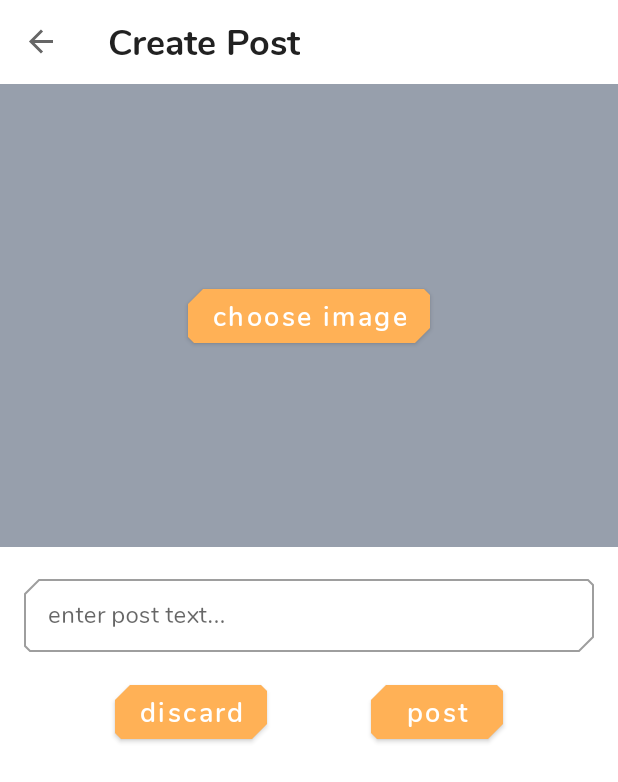
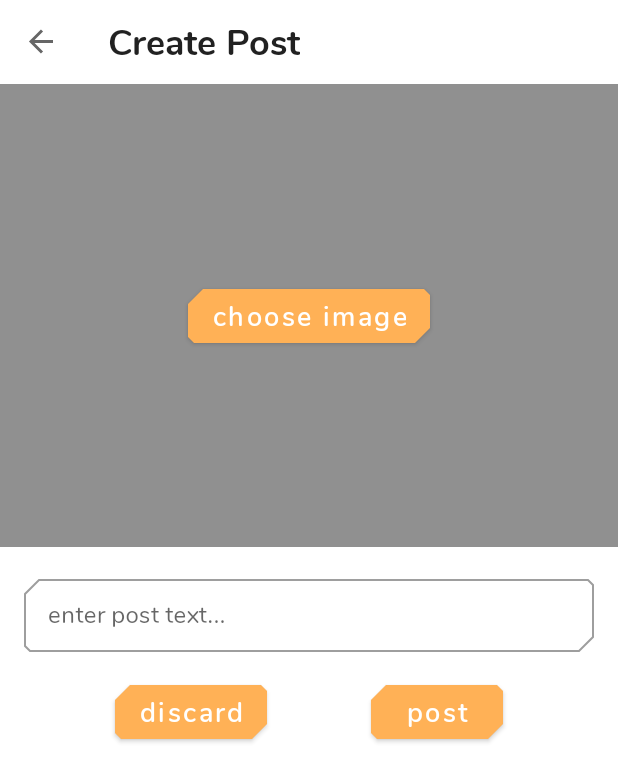
Before and after one commit to 13yadav/android-social-media, an Android app: the CreatePostFragment screen opened through its navigation route, on a phone screen of 412 x 824 dp. Shown: the top 782 px of the screen. Run offline under Robolectric (Android 15) with nearby library versions, the light colour scheme and no system bars; our stand-ins replace Dagger/Hilt's generated code, Firebase (no records; nobody signed in at launch, a user with empty details on screens opened directly), navigation-ui; libraries missing offline, so code that uses them is left out: com.theartofdev.edmodo; pictures from the network do not load; 6 statements that could not run were skipped.

Commit message:
bug fixes & changes

```diff
--- a/app/src/main/java/com/strangecoder/socialmedia/ui/auth/fragments/LoginFragment.kt
+++ b/app/src/main/java/com/strangecoder/socialmedia/ui/auth/fragments/LoginFragment.kt
@@ -48,9 +48,11 @@ class LoginFragment : Fragment() {
         viewModel.loginStatus.observe(viewLifecycleOwner, EventObserver(
             onLoading = {
                 binding.loginProgressBar.isVisible = true
+                binding.btnLogin.isVisible = false
             },
             onError = {
                 binding.loginProgressBar.isVisible = false
+                binding.btnLogin.isVisible = true
                 snackBar(it)
             },
             onSuccess = {
--- a/app/src/main/java/com/strangecoder/socialmedia/ui/auth/fragments/RegisterFragment.kt
+++ b/app/src/main/java/com/strangecoder/socialmedia/ui/auth/fragments/RegisterFragment.kt
@@ -53,10 +53,12 @@ class RegisterFragment : Fragment() {
         viewModel.registerStatus.observe(viewLifecycleOwner, EventObserver(
             onError = {
                 binding.registerProgressBar.isVisible = false
+                binding.btnRegister.isVisible = true
                 snackBar(it)
             },
             onLoading = {
                 binding.registerProgressBar.isVisible = true
+                binding.btnRegister.isVisible = false
             },
             onSuccess = {
                 binding.registerProgressBar.isVisible = false
--- a/app/src/main/java/com/strangecoder/socialmedia/ui/main/fragments/CreatePostFragment.kt
+++ b/app/src/main/java/com/strangecoder/socialmedia/ui/main/fragments/CreatePostFragment.kt
@@ -93,6 +93,9 @@ class CreatePostFragment : Fragment() {
                 viewModel.createPost(uri, binding.etPostDescription.text.toString())
             } ?: snackBar(getString(R.string.error_no_image_chosen))
         }
+        binding.btnDiscard.setOnClickListener {
+            findNavController().popBackStack()
+        }
     }
 
     private fun subscribeToObservers() {
@@ -105,9 +108,13 @@ class CreatePostFragment : Fragment() {
         viewModel.createPostStatus.observe(viewLifecycleOwner, EventObserver(
             onLoading = {
                 binding.createPostProgressBar.isVisible = true
+                binding.btnDiscard.isVisible = false
+                binding.btnPost.isVisible = false
             },
             onError = {
                 binding.createPostProgressBar.isVisible = false
+                binding.btnDiscard.isVisible = true
+                binding.btnPost.isVisible = true
                 snackBar(it)
             },
             onSuccess = {
--- a/app/src/main/java/com/strangecoder/socialmedia/ui/main/fragments/HomeFragment.kt
+++ b/app/src/main/java/com/strangecoder/socialmedia/ui/main/fragments/HomeFragment.kt
@@ -3,6 +3,7 @@ package com.strangecoder.socialmedia.ui.main.fragments
 import android.os.Bundle
 import android.view.View
 import android.widget.ProgressBar
+import android.widget.TextView
 import androidx.fragment.app.viewModels
 import com.strangecoder.socialmedia.R
 import com.strangecoder.socialmedia.databinding.FragmentHomeBinding
@@ -23,6 +24,9 @@ class HomeFragment : BasePostFragment<FragmentHomeBinding>() {
             return vm
         }
 
+    override val errorTextView: TextView
+        get() = binding.tvError
+
     override fun getFragmentView() = R.layout.fragment_home
 
     override fun onViewCreated(view: View, savedInstanceState: Bundle?) {
--- a/app/src/main/java/com/strangecoder/socialmedia/ui/main/fragments/OthersProfileFragment.kt
+++ b/app/src/main/java/com/strangecoder/socialmedia/ui/main/fragments/OthersProfileFragment.kt
@@ -4,6 +4,7 @@ import android.os.Bundle
 import android.view.View
 import androidx.core.view.isVisible
 import androidx.navigation.fragment.navArgs
+import com.google.android.material.transition.MaterialSharedAxis
 import com.strangecoder.socialmedia.R
 import com.strangecoder.socialmedia.data.entities.User
 import com.strangecoder.socialmedia.other.EventObserver
@@ -20,6 +21,8 @@ class OthersProfileFragment : ProfileFragment() {
     override fun onCreate(savedInstanceState: Bundle?) {
         super.onCreate(savedInstanceState)
         setHasOptionsMenu(false)
+        enterTransition = MaterialSharedAxis(MaterialSharedAxis.X, true)
+        exitTransition = MaterialSharedAxis(MaterialSharedAxis.X, false)
     }
 
     override fun onViewCreated(view: View, savedInstanceState: Bundle?) {
--- a/app/src/main/java/com/strangecoder/socialmedia/ui/main/fragments/ProfileFragment.kt
+++ b/app/src/main/java/com/strangecoder/socialmedia/ui/main/fragments/ProfileFragment.kt
@@ -6,6 +6,7 @@ import android.view.MenuInflater
 import android.view.MenuItem
 import android.view.View
 import android.widget.ProgressBar
+import android.widget.TextView
 import androidx.core.view.isVisible
 import androidx.fragment.app.viewModels
 import androidx.navigation.fragment.findNavController
@@ -30,6 +31,9 @@ open class ProfileFragment : BasePostFragment<FragmentProfileBinding>() {
             val vm: ProfileViewModel by viewModels()
             return vm
         }
+
+    override val errorTextView: TextView
+        get() = binding.tvError
 
     override fun getFragmentView() = R.layout.fragment_profile
 
--- a/app/src/main/java/com/strangecoder/socialmedia/ui/main/fragments/base/BasePostFragment.kt
+++ b/app/src/main/java/com/strangecoder/socialmedia/ui/main/fragments/base/BasePostFragment.kt
@@ -5,6 +5,7 @@ import android.view.LayoutInflater
 import android.view.View
 import android.view.ViewGroup
 import android.widget.ProgressBar
+import android.widget.TextView
 import androidx.core.view.isVisible
 import androidx.databinding.DataBindingUtil
 import androidx.databinding.ViewDataBinding
@@ -14,6 +15,7 @@ import com.bumptech.glide.RequestManager
 import com.google.firebase.auth.FirebaseAuth
 import com.strangecoder.socialmedia.R
 import com.strangecoder.socialmedia.other.EventObserver
+import com.strangecoder.socialmedia.ui.MainActivity
 import com.strangecoder.socialmedia.ui.main.adapters.PostsAdapter
 import com.strangecoder.socialmedia.ui.main.adapters.UserAdapter
 import com.strangecoder.socialmedia.ui.main.dialogs.DeletePostDialog
@@ -35,6 +37,8 @@ abstract class BasePostFragment<T : ViewDataBinding> : Fragment() {
     protected abstract val postProgressBar: ProgressBar
 
     protected abstract val basePostViewModel: BasePostViewModel
+
+    protected abstract val errorTextView: TextView
 
     private var currentLikedIndex: Int? = null
 
@@ -58,11 +62,24 @@ abstract class BasePostFragment<T : ViewDataBinding> : Fragment() {
         super.onViewCreated(view, savedInstanceState)
         subscribeToObservers()
 
+        postsAdapter.setOnUserClickListener { uid ->
+            if (uid == FirebaseAuth.getInstance().uid!!) {
+                (requireActivity() as MainActivity).bottomNav.selectedItemId = R.id.profileFragment
+                return@setOnUserClickListener
+            }
+            findNavController().navigate(
+                R.id.action_global_to_othersProfileFragment,
+                Bundle().apply {
+                    putString("uid", uid)
+                })
+        }
+
         postsAdapter.setOnLikeClickListener { post, i ->
             currentLikedIndex = i
             post.isLiked = !post.isLiked
             basePostViewModel.toggleLikeForPost(post)
         }
+
         postsAdapter.setOnDeletePostClickListener { post ->
             DeletePostDialog().apply {
                 setPositiveListener {
@@ -114,7 +131,20 @@ abstract class BasePostFragment<T : ViewDataBinding> : Fragment() {
         basePostViewModel.likedByUsers.observe(viewLifecycleOwner, EventObserver(
             onError = { snackBar(it) }
         ) { users ->
-            val userAdapter = UserAdapter(glide)
+            val userAdapter = UserAdapter(glide).apply {
+                setOnUserClickListener { user ->
+                    if (user.uid == FirebaseAuth.getInstance().uid!!) {
+                        (requireActivity() as MainActivity).bottomNav.selectedItemId =
+                            R.id.profileFragment
+                        return@setOnUserClickListener
+                    }
+                    findNavController().navigate(
+                        R.id.action_global_to_othersProfileFragment,
+                        Bundle().apply {
+                            putString("uid", user.uid)
+                        })
+                }
+            }
             userAdapter.users = users
             LikedByDialog(userAdapter).show(childFragmentManager, null)
         })
@@ -128,12 +158,18 @@ abstract class BasePostFragment<T : ViewDataBinding> : Fragment() {
         basePostViewModel.posts.observe(viewLifecycleOwner, EventObserver(
             onError = {
                 postProgressBar.isVisible = false
+                errorTextView.isVisible = true
                 snackBar(it)
             },
             onLoading = {
+                errorTextView.isVisible = false
                 postProgressBar.isVisible = true
             }
         ) { posts ->
+            if (posts.isEmpty()) {
+                errorTextView.isVisible = true
+            }
+            errorTextView.isVisible = false
             postProgressBar.isVisible = false
             postsAdapter.posts = posts
         })
--- a/app/src/main/res/drawable/ic_embarrassed.xml
+++ b/app/src/main/res/drawable/ic_embarrassed.xml
@@ -1,6 +1,6 @@
 <vector xmlns:android="http://schemas.android.com/apk/res/android"
-    android:width="400dp"
-    android:height="400dp"
+    android:width="200dp"
+    android:height="200dp"
     android:viewportWidth="511.999"
     android:viewportHeight="511.999">
     <path
--- a/app/src/main/res/drawable/ic_heart_outline.xml
+++ b/app/src/main/res/drawable/ic_heart_outline.xml
@@ -1,4 +1,9 @@
-<vector android:height="24dp" android:viewportHeight="412.735"
-    android:viewportWidth="412.735" android:width="24dp" xmlns:android="http://schemas.android.com/apk/res/android">
-    <path android:fillColor="#FF000000" android:pathData="M295.706,35.522C295.706,35.522 295.706,35.522 295.706,35.522c-34.43,-0.184 -67.161,14.937 -89.339,41.273c-22.039,-26.516 -54.861,-41.68 -89.339,-41.273C52.395,35.522 0,87.917 0,152.55C0,263.31 193.306,371.456 201.143,375.636c3.162,2.113 7.286,2.113 10.449,0c7.837,-4.18 201.143,-110.759 201.143,-223.086C412.735,87.917 360.339,35.522 295.706,35.522zM206.367,354.738C176.065,336.975 20.898,242.412 20.898,152.55c0,-53.091 43.039,-96.131 96.131,-96.131c32.512,-0.427 62.938,15.972 80.457,43.363c3.557,4.905 10.418,5.998 15.323,2.44c0.937,-0.68 1.761,-1.503 2.44,-2.44c29.055,-44.435 88.631,-56.903 133.066,-27.848c27.202,17.787 43.575,48.114 43.521,80.615C391.837,243.456 236.669,337.497 206.367,354.738z"/>
+<vector xmlns:android="http://schemas.android.com/apk/res/android"
+    android:width="24dp"
+    android:height="24dp"
+    android:viewportWidth="412.735"
+    android:viewportHeight="412.735">
+    <path
+        android:fillColor="@color/secondaryText"
+        android:pathData="M295.706,35.522C295.706,35.522 295.706,35.522 295.706,35.522c-34.43,-0.184 -67.161,14.937 -89.339,41.273c-22.039,-26.516 -54.861,-41.68 -89.339,-41.273C52.395,35.522 0,87.917 0,152.55C0,263.31 193.306,371.456 201.143,375.636c3.162,2.113 7.286,2.113 10.449,0c7.837,-4.18 201.143,-110.759 201.143,-223.086C412.735,87.917 360.339,35.522 295.706,35.522zM206.367,354.738C176.065,336.975 20.898,242.412 20.898,152.55c0,-53.091 43.039,-96.131 96.131,-96.131c32.512,-0.427 62.938,15.972 80.457,43.363c3.557,4.905 10.418,5.998 15.323,2.44c0.937,-0.68 1.761,-1.503 2.44,-2.44c29.055,-44.435 88.631,-56.903 133.066,-27.848c27.202,17.787 43.575,48.114 43.521,80.615C391.837,243.456 236.669,337.497 206.367,354.738z" />
 </vector>
--- a/app/src/main/res/layout/fragment_comment.xml
+++ b/app/src/main/res/layout/fragment_comment.xml
@@ -30,7 +30,8 @@
         app:layout_constraintEnd_toEndOf="parent"
         app:layout_constraintHorizontal_bias="0.5"
         app:layout_constraintStart_toStartOf="parent"
-        app:layout_constraintTop_toTopOf="parent" />
+        app:layout_constraintTop_toTopOf="parent"
+        tools:visibility="visible" />
 
     <com.google.android.material.textfield.TextInputLayout
         android:id="@+id/tilComment"
--- a/app/src/main/res/layout/fragment_create_post.xml
+++ b/app/src/main/res/layout/fragment_create_post.xml
@@ -66,11 +66,12 @@
         android:id="@+id/createPostProgressBar"
         android:layout_width="wrap_content"
         android:layout_height="wrap_content"
-        android:layout_marginTop="8dp"
+        android:layout_marginTop="24dp"
         android:visibility="gone"
         app:layout_constraintEnd_toEndOf="parent"
         app:layout_constraintStart_toStartOf="parent"
-        app:layout_constraintTop_toBottomOf="@+id/tilPostText" />
+        app:layout_constraintTop_toBottomOf="@+id/tilPostText"
+        tools:visibility="visible" />
 
     <com.google.android.material.button.MaterialButton
         android:id="@+id/btnDiscard"
--- a/app/src/main/res/layout/fragment_login.xml
+++ b/app/src/main/res/layout/fragment_login.xml
@@ -1,6 +1,7 @@
 <?xml version="1.0" encoding="utf-8"?>
 <androidx.constraintlayout.widget.ConstraintLayout xmlns:android="http://schemas.android.com/apk/res/android"
     xmlns:app="http://schemas.android.com/apk/res-auto"
+    xmlns:tools="http://schemas.android.com/tools"
     android:layout_width="match_parent"
     android:layout_height="match_parent">
 
@@ -79,7 +80,7 @@
         android:id="@+id/loginProgressBar"
         android:layout_width="wrap_content"
         android:layout_height="wrap_content"
-        android:layout_marginTop="8dp"
+        android:layout_marginTop="16dp"
         android:visibility="gone"
         app:layout_constraintEnd_toEndOf="parent"
         app:layout_constraintHorizontal_bias="0.5"
--- a/app/src/main/res/layout/fragment_register.xml
+++ b/app/src/main/res/layout/fragment_register.xml
@@ -1,6 +1,7 @@
 <?xml version="1.0" encoding="utf-8"?>
 <androidx.constraintlayout.widget.ConstraintLayout xmlns:android="http://schemas.android.com/apk/res/android"
     xmlns:app="http://schemas.android.com/apk/res-auto"
+    xmlns:tools="http://schemas.android.com/tools"
     android:layout_width="match_parent"
     android:layout_height="match_parent">
 
@@ -108,12 +109,13 @@
         android:id="@+id/registerProgressBar"
         android:layout_width="wrap_content"
         android:layout_height="wrap_content"
-        android:layout_marginTop="8dp"
+        android:layout_marginTop="16dp"
         android:visibility="gone"
         app:layout_constraintEnd_toEndOf="parent"
         app:layout_constraintHorizontal_bias="0.5"
         app:layout_constraintStart_toStartOf="parent"
-        app:layout_constraintTop_toBottomOf="@+id/tilRepeatPassword" />
+        app:layout_constraintTop_toBottomOf="@+id/tilRepeatPassword"
+        tools:visibility="visible" />
 
     <com.google.android.material.button.MaterialButton
         android:id="@+id/btnRegister"
--- a/app/src/main/res/layout/list_iem_comment.xml
+++ b/app/src/main/res/layout/list_iem_comment.xml
@@ -48,6 +48,7 @@
         app:layout_constraintBottom_toBottomOf="@+id/tvCommentUsername"
         app:layout_constraintEnd_toEndOf="parent"
         app:layout_constraintTop_toTopOf="@+id/tvCommentUsername"
+        app:tint="@color/secondaryText"
         tools:visibility="visible" />
 
 </androidx.constraintlayout.widget.ConstraintLayout>
--- a/app/src/main/res/layout/list_item_post.xml
+++ b/app/src/main/res/layout/list_item_post.xml
@@ -101,7 +101,8 @@
             android:padding="4dp"
             android:src="@drawable/ic_comment"
             app:layout_constraintStart_toEndOf="@+id/ibLike"
-            app:layout_constraintTop_toBottomOf="@+id/tvPostText" />
+            app:layout_constraintTop_toBottomOf="@+id/tvPostText"
+            app:tint="@color/secondaryText" />
 
         <ImageButton
             android:id="@+id/ibDeletePost"
@@ -112,7 +113,8 @@
             android:src="@drawable/ic_delete"
             app:layout_constraintBottom_toBottomOf="@+id/ivAuthorProfileImage"
             app:layout_constraintEnd_toEndOf="parent"
-            app:layout_constraintTop_toTopOf="@+id/ivAuthorProfileImage" />
+            app:layout_constraintTop_toTopOf="@+id/ivAuthorProfileImage"
+            app:tint="@color/secondaryText" />
 
     </androidx.constraintlayout.widget.ConstraintLayout>
 
--- a/app/src/main/res/values/colors.xml
+++ b/app/src/main/res/values/colors.xml
@@ -8,6 +8,6 @@
     <color name="secondaryColor">#ffb156</color>
     <color name="secondaryLightColor">#ffe386</color>
     <color name="secondaryDarkColor">#c88127</color>
-    <color name="secondaryText">#979FAC</color>
+    <color name="secondaryText">#909090</color>
 
 </resources>
--- a/app/src/main/res/values/strings.xml
+++ b/app/src/main/res/values/strings.xml
@@ -50,4 +50,6 @@
     <string name="chats">chats</string>
     <string name="edit_profile">edit profile</string>
     <string name="message">message</string>
+    <string name="no_posts">follow someone to view posts here</string>
+    <string name="no_posts_profile">No Posts</string>
 </resources>
```
Also changed, not shown: app/src/main/res/layout/fragment_home.xml (+20 -0 lines), app/src/main/res/layout/fragment_profile.xml (+21 -1 lines), app/src/main/res/layout/fragment_profile_anim.xml (deleted, +0 -157 lines).
